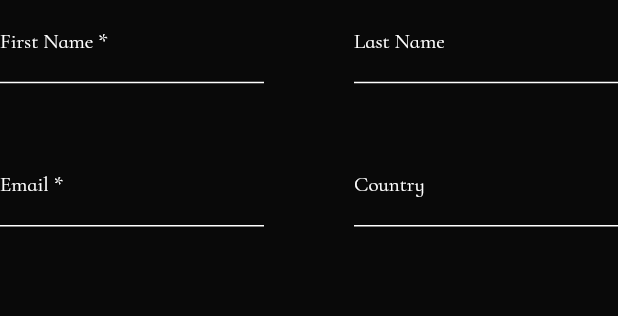
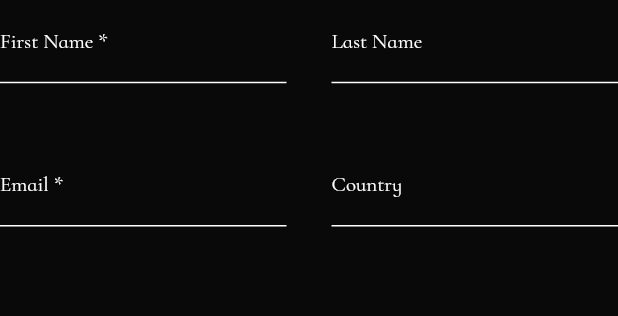
Before and after one commit to cs-onah/onah-portfolio, a Flutter app: the FormWidget widget shown alone on an empty page, opened directly, on a phone screen of 412 x 824 dp. Shown: the top 316 px of the screen. Run offline on Flutter 3.47's test engine with Material 3 defaults, Android fonts, the light colour scheme and no system bars; our stand-ins replace animated_text_kit, cached_network_image, firebase_core, flutter_svg, go_router; accounts and stored records are empty.

Commit message:
mobile form page

```diff
--- a/lib/ui/features/home/screens/form_page.dart
+++ b/lib/ui/features/home/screens/form_page.dart
@@ -3,6 +3,7 @@ import 'package:onah_portfolio/core/constants/image_paths.dart';
 import 'package:onah_portfolio/core/constants/svg_path.dart';
 import 'package:onah_portfolio/core/utils/context_extension.dart';
 import 'package:onah_portfolio/core/utils/validators.dart';
+import 'package:onah_portfolio/ui/features/home/screens/mobile_pages/mobile_form_page.dart';
 import 'package:onah_portfolio/ui/features/home/widgets/arrow_text.dart';
 import 'package:onah_portfolio/ui/shared/widgets/app_elevated_button.dart';
 import 'package:onah_portfolio/ui/shared/widgets/image_render_widget.dart';
@@ -14,6 +15,8 @@ class FormPage extends StatelessWidget {
 
   @override
   Widget build(BuildContext context) {
+    if (context.screenType.isMobile) return const MobileFormPage();
+
     return LayoutConstraint(
       padding: const EdgeInsets.symmetric(horizontal: 80).copyWith(right: 0),
       child: Column(
@@ -55,6 +58,7 @@ class _FormWidgetState extends State<FormWidget> with Validators {
 
   @override
   Widget build(BuildContext context) {
+    final double width = context.screenType.isMobile ? 30 : 60;
     return Form(
       key: formKey,
       child: Column(
@@ -66,10 +70,12 @@ class _FormWidgetState extends State<FormWidget> with Validators {
                 child: TextFormField(
                   controller: firstName,
                   validator: validateName,
-                  decoration: const InputDecoration(label: Text("First Name *")),
+                  decoration: const InputDecoration(
+                    label: Text("First Name *"),
+                  ),
                 ),
               ),
-              const SizedBox(width: 60),
+              SizedBox(width: width),
               Expanded(
                 child: TextFormField(
                   controller: lastName,
@@ -88,7 +94,7 @@ class _FormWidgetState extends State<FormWidget> with Validators {
                   decoration: const InputDecoration(label: Text("Email *")),
                 ),
               ),
-              const SizedBox(width: 60),
+              SizedBox(width: width),
               Expanded(
                 child: TextFormField(
                   decoration: const InputDecoration(labelText: "Country"),
@@ -105,11 +111,11 @@ class _FormWidgetState extends State<FormWidget> with Validators {
           ),
           const SizedBox(height: 40),
           AppElevatedButton(
-            onPressed:submit,
+            onPressed: submit,
             notifier: btnNotifier,
             style: ElevatedButton.styleFrom(
               minimumSize: const Size(double.infinity, 0),
-              padding: const EdgeInsets.all(20)
+              padding: const EdgeInsets.all(20),
             ),
             child: const ArrowText(child: Text("SEND MESSAGE")),
           ),
@@ -120,12 +126,12 @@ class _FormWidgetState extends State<FormWidget> with Validators {
 
   final btnNotifier = ValueNotifier(false);
   Future submit() async {
-    try{
-      if(!formKey.currentState!.validate()) return;
+    try {
+      if (!formKey.currentState!.validate()) return;
       btnNotifier.value = true;
       await Future.delayed(Duration(seconds: 3));
       context.showSuccessSnackBar("Message sent successfully");
-    } catch(error) {
+    } catch (error) {
       context.showErrorSnackBar(error);
     } finally {
       btnNotifier.value = false;
--- a/lib/ui/features/home/screens/mobile_pages/mobile_tools_page.dart
+++ b/lib/ui/features/home/screens/mobile_pages/mobile_tools_page.dart
@@ -24,7 +24,7 @@ class MobileToolsPage extends StatelessWidget {
           crossAxisAlignment: CrossAxisAlignment.start,
           children: [
             const SizedBox(height: 20),
-            const SvgRenderWidget(svgPath: SvgPath.projectHeader),
+            const SvgRenderWidget(svgPath: SvgPath.toolsHeader),
             const SizedBox(height: 30),
             Flexible(
               child: ImageRenderWidget.asset(
@@ -40,7 +40,7 @@ class MobileToolsPage extends StatelessWidget {
               svg: SvgPath.javascript,
               title: "JAVASCRIPT",
             ),
-            const SizedBox(height: 22),
+            const SizedBox(height: 40),
             Text(
               "More Tools",
               style: context.textTheme.displaySmall?.copyWith(fontSize: 20),
@@ -63,7 +63,7 @@ class MobileToolsPage extends StatelessWidget {
               "Riverpod | Bloc | Provider | GetX | MobX | TDD | MVVM | SOLID | Clean",
               style: TextStyle(fontSize: 12),
             ),
-            const SizedBox(height: 15),
+            const SizedBox(height: 40),
             ElevatedButton(
               onPressed: () => launchUrl(Uri.parse(resumeUrl)),
               style: ElevatedButton.styleFrom(
--- a/lib/ui/features/home/screens/tools_page.dart
+++ b/lib/ui/features/home/screens/tools_page.dart
@@ -25,7 +25,7 @@ class ToolsPage extends StatelessWidget {
           crossAxisAlignment: CrossAxisAlignment.start,
           children: [
             const SizedBox(height: 20),
-            const SvgRenderWidget(svgPath: SvgPath.projectHeader),
+            const SvgRenderWidget(svgPath: SvgPath.toolsHeader),
             Row(
               mainAxisAlignment: MainAxisAlignment.spaceBetween,
               children: [
```
Also changed, not shown: lib/ui/features/home/screens/mobile_pages/mobile_form_page.dart (added, +25 -0 lines).
